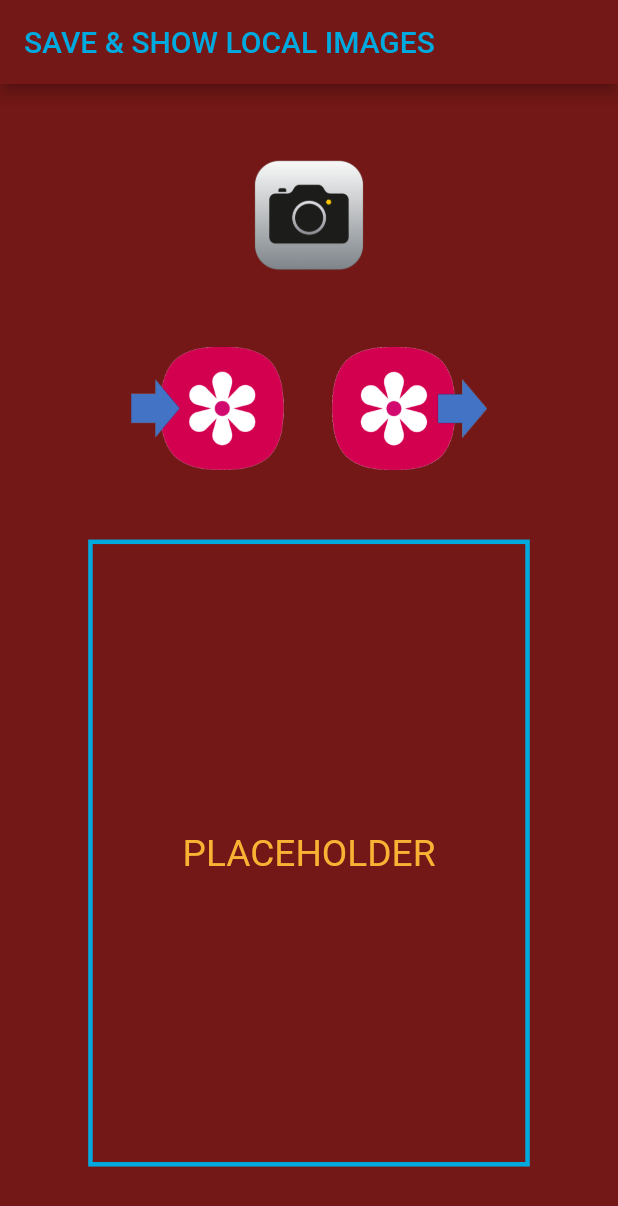
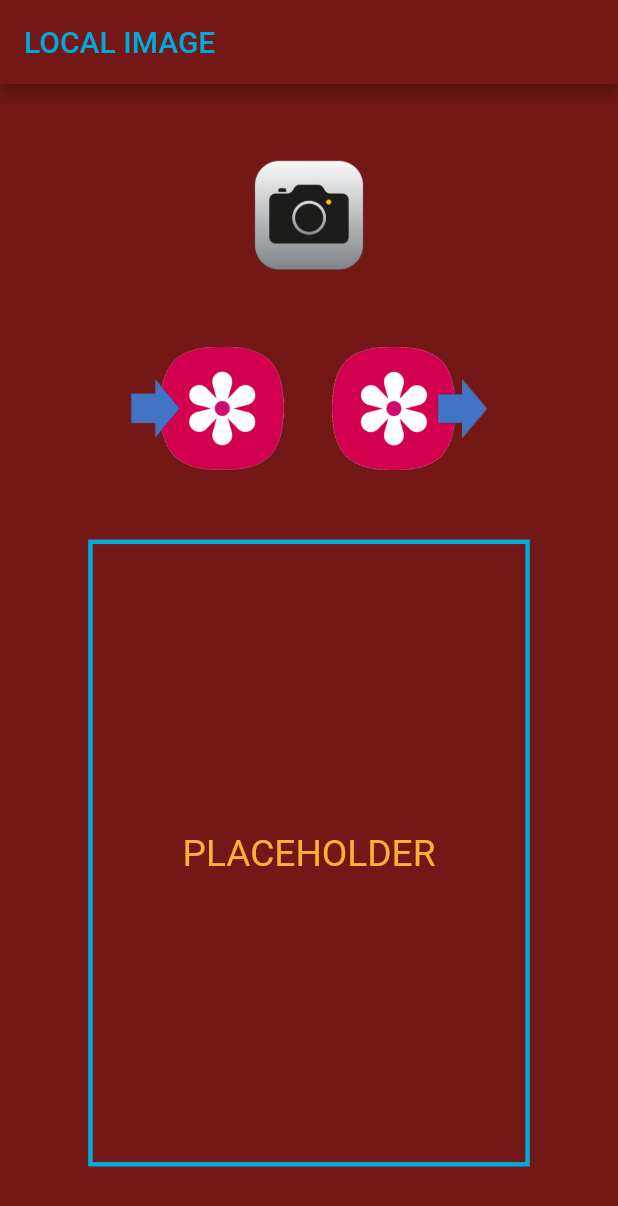
Before and after one commit to appsmark/flutter_load_save_image, a Flutter app: the screen it shows after launch, on a phone screen of 412 x 824 dp. Shown: the top 1206 px of the screen. Run offline on Flutter 3.47's test engine with Material 2 defaults, Android fonts, the phone set to English and light mode, and no system bars; our stand-ins replace image_gallery_saver, image_picker, permission_handler.

```diff
--- a/lib/main.dart
+++ b/lib/main.dart
@@ -91,7 +91,7 @@ class _LocalImage extends State<LocalImage> {
         appBar: AppBar(
           backgroundColor: const Color(0xFF731816),
           foregroundColor: const Color(0xFF00AADE),
-          title: const Text("SAVE & SHOW LOCAL IMAGES"),
+          title: const Text("LOCAL IMAGE"),
         ),
         body: Center(
           child: Column(
```
Also changed, not shown: pubspec.lock, 2 other files.
